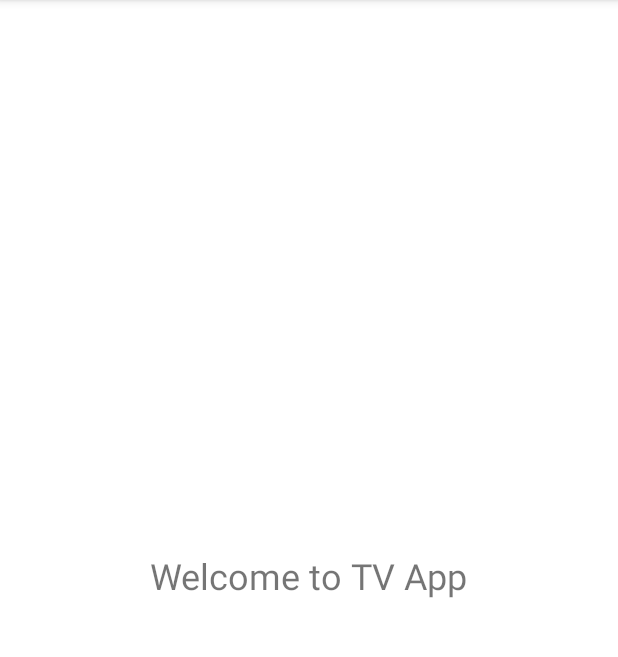
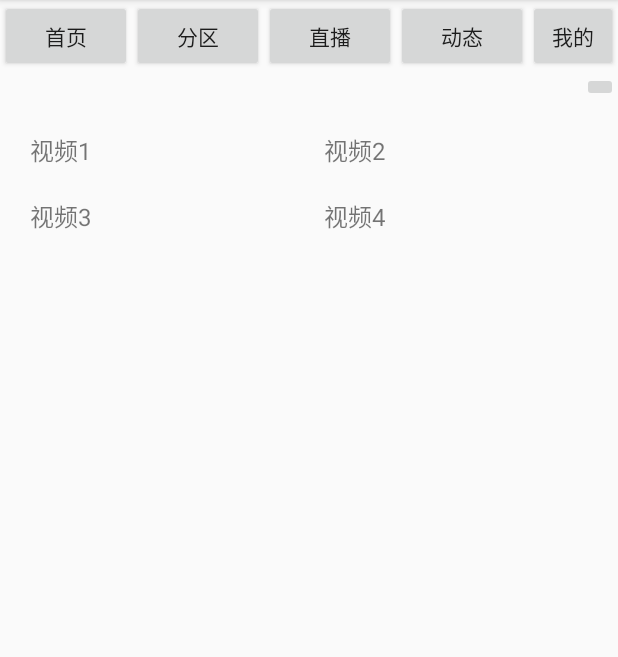
Before and after one commit to Zuozhilin/BTVClient, an Android app: the screen it shows after launch (MainActivity), on a phone screen of 412 x 824 dp, the part 84-741 px from its top. Run offline under Robolectric (Android 15) with nearby library versions, the phone set to English and light mode, and no system bars.

Commit message:
添加主页设计，初现瀑布流和页面分区

```diff
--- a/app/build.gradle
+++ b/app/build.gradle
@@ -26,4 +26,6 @@ dependencies {
 
     implementation 'androidx.leanback:leanback:1.0.0'
     implementation 'androidx.appcompat:appcompat:1.6.1'
+    implementation 'androidx.cardview:cardview:1.0.0'
+
 }
--- a/app/src/main/java/com/example/btvclient/MainActivity.java
+++ b/app/src/main/java/com/example/btvclient/MainActivity.java
@@ -1,14 +1,64 @@
 package com.example.btvclient;
 
+import android.content.Intent;
+import android.os.Bundle;
+import android.view.View;
+import android.widget.Button;
+import androidx.appcompat.app.AppCompatActivity;
+import androidx.recyclerview.widget.GridLayoutManager;
+import androidx.recyclerview.widget.RecyclerView;
+import androidx.recyclerview.widget.StaggeredGridLayoutManager;
 
-import android.os.Bundle;
-import androidx.appcompat.app.AppCompatActivity;
+import java.util.Arrays;
+import java.util.List;
 
 public class MainActivity extends AppCompatActivity {
 
     @Override
     protected void onCreate(Bundle savedInstanceState) {
         super.onCreate(savedInstanceState);
-        setContentView(R.layout.activity_main); // 设置主界面布局
+        setContentView(R.layout.activity_main);
+
+        // 设置导航按钮点击事件
+        Button navHome = findViewById(R.id.nav_home);
+        Button navCategory = findViewById(R.id.nav_category);
+        Button navLive = findViewById(R.id.nav_live);
+        Button navFeed = findViewById(R.id.nav_feed);
+        Button navProfile = findViewById(R.id.nav_profile);
+
+        // 获取 RecyclerView
+        RecyclerView recyclerView = findViewById(R.id.recycler_view_home);
+
+        // 设置布局管理器为 GridLayout (瀑布流布局)
+        recyclerView.setLayoutManager(new GridLayoutManager(this, 2)); // 2 列
+
+        // 模拟推荐视频数据
+        List<String> recommendedVideos = Arrays.asList("视频1", "视频2", "视频3", "视频4");
+
+        // 设置适配器
+        VideoRecyclerAdapter adapter = new VideoRecyclerAdapter(this, recommendedVideos);
+        recyclerView.setAdapter(adapter);
+
+
+
+
+
+
+        navHome.setOnClickListener(new View.OnClickListener() {
+            @Override
+            public void onClick(View v) {
+                // 切换到“首页”
+            }
+        });
+
+        navFeed.setOnClickListener(new View.OnClickListener() {
+            @Override
+            public void onClick(View v) {
+                // 切换到“动态”
+                Intent intent = new Intent(MainActivity.this, FeedActivity.class);
+                startActivity(intent);
+            }
+        });
+        // 其他按钮类似处理
     }
 }
--- /dev/null
+++ b/app/src/main/java/com/example/btvclient/VideoRecyclerAdapter.java
@@ -0,0 +1,48 @@
+package com.example.btvclient;
+
+import android.content.Context;
+import android.view.LayoutInflater;
+import android.view.View;
+import android.view.ViewGroup;
+import android.widget.TextView;
+
+import androidx.annotation.NonNull;
+import androidx.recyclerview.widget.RecyclerView;
+
+import java.util.List;
+
+public class VideoRecyclerAdapter extends RecyclerView.Adapter<VideoRecyclerAdapter.ViewHolder> {
+    private List<String> videoList;
+    private Context context;
+
+    public VideoRecyclerAdapter(Context context, List<String> videoList) {
+        this.context = context;
+        this.videoList = videoList;
+    }
+
+    @NonNull
+    @Override
+    public ViewHolder onCreateViewHolder(@NonNull ViewGroup parent, int viewType) {
+        View view = LayoutInflater.from(context).inflate(R.layout.item_video, parent, false);
+        return new ViewHolder(view);
+    }
+
+    @Override
+    public void onBindViewHolder(@NonNull ViewHolder holder, int position) {
+        holder.videoTitle.setText(videoList.get(position));
+    }
+
+    @Override
+    public int getItemCount() {
+        return videoList.size();
+    }
+
+    public static class ViewHolder extends RecyclerView.ViewHolder {
+        TextView videoTitle;
+
+        public ViewHolder(@NonNull View itemView) {
+            super(itemView);
+            videoTitle = itemView.findViewById(R.id.video_title);
+        }
+    }
+}
--- a/app/src/main/res/layout/activity_main.xml
+++ b/app/src/main/res/layout/activity_main.xml
@@ -1,15 +1,63 @@
 <?xml version="1.0" encoding="utf-8"?>
-<FrameLayout xmlns:android="http://schemas.android.com/apk/res/android"
+<LinearLayout xmlns:android="http://schemas.android.com/apk/res/android"
+    android:orientation="vertical"
     android:layout_width="match_parent"
-    android:layout_height="match_parent"
-    android:background="#ffffff"> <!-- 设置背景色为白色或其他颜色 -->
+    android:layout_height="match_parent">
 
-    <!-- 这里可以添加主界面内容，例如TextView或者其他控件 -->
-    <TextView
+    <!-- 顶部导航栏 -->
+    <LinearLayout
+        android:id="@+id/top_navigation"
+        android:layout_width="match_parent"
+        android:layout_height="wrap_content"
+        android:orientation="horizontal"
+        android:gravity="center">
+
+        <!-- 导航项：首页、分区、直播、动态、我的 -->
+        <Button
+            android:id="@+id/nav_home"
+            android:layout_width="wrap_content"
+            android:layout_height="wrap_content"
+            android:text="首页" />
+
+        <Button
+            android:id="@+id/nav_category"
+            android:layout_width="wrap_content"
+            android:layout_height="wrap_content"
+            android:text="分区" />
+
+        <Button
+            android:id="@+id/nav_live"
+            android:layout_width="wrap_content"
+            android:layout_height="wrap_content"
+            android:text="直播" />
+
+        <Button
+            android:id="@+id/nav_feed"
+            android:layout_width="wrap_content"
+            android:layout_height="wrap_content"
+            android:text="动态" />
+
+        <Button
+            android:id="@+id/nav_profile"
+            android:layout_width="wrap_content"
+            android:layout_height="wrap_content"
+            android:text="我的" />
+    </LinearLayout>
+
+    <!-- 设置图标单独出来 -->
+    <ImageButton
+        android:id="@+id/nav_settings"
         android:layout_width="wrap_content"
         android:layout_height="wrap_content"
-        android:text="Welcome to TV App"
-        android:textSize="24sp"
-        android:layout_gravity="center"/>
+        android:layout_gravity="end"
+        android:contentDescription="设置" />
 
-</FrameLayout>
+    <!-- 瀑布流容器 -->
+    <androidx.recyclerview.widget.RecyclerView
+        android:id="@+id/recycler_view_home"
+        android:layout_width="match_parent"
+        android:layout_height="0dp"
+        android:layout_weight="1"
+        android:padding="10dp" />
+
+</LinearLayout>
--- /dev/null
+++ b/app/src/main/res/layout/item_video.xml
@@ -0,0 +1,13 @@
+<?xml version="1.0" encoding="utf-8"?>
+<LinearLayout xmlns:android="http://schemas.android.com/apk/res/android"
+    android:layout_width="match_parent"
+    android:layout_height="wrap_content"
+    android:orientation="vertical"
+    android:padding="10dp">
+
+    <TextView
+        android:id="@+id/video_title"
+        android:layout_width="wrap_content"
+        android:layout_height="wrap_content"
+        android:textSize="16sp" />
+</LinearLayout>
```
Also changed, not shown: app/src/main/java/com/example/btvclient/FeedActivity.java (added, +52 -0 lines), app/src/main/java/com/example/btvclient/FeedRecyclerAdapter.java (added, +46 -0 lines), app/src/main/res/layout/activity_feed.xml (added, +34 -0 lines), app/src/main/res/layout/item_feed.xml (added, +15 -0 lines).
